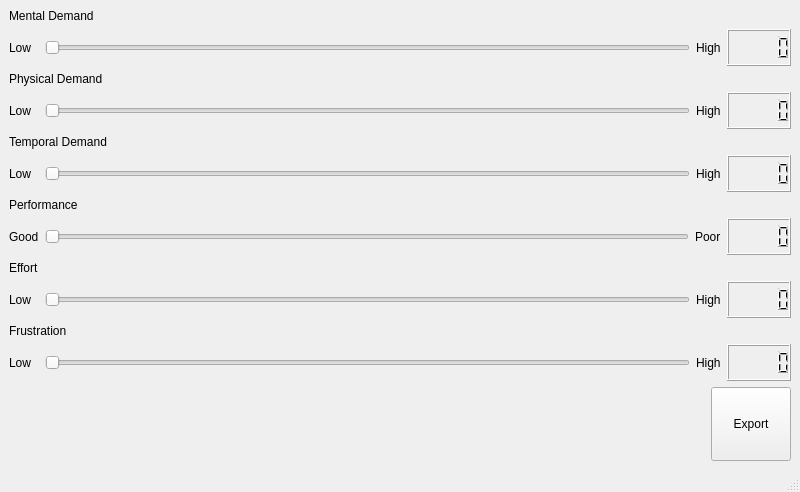
jens1906/Robotteknologi-5.-semester, file Interface TLX/P5_TLX_RATING.ui: the form before one commit.
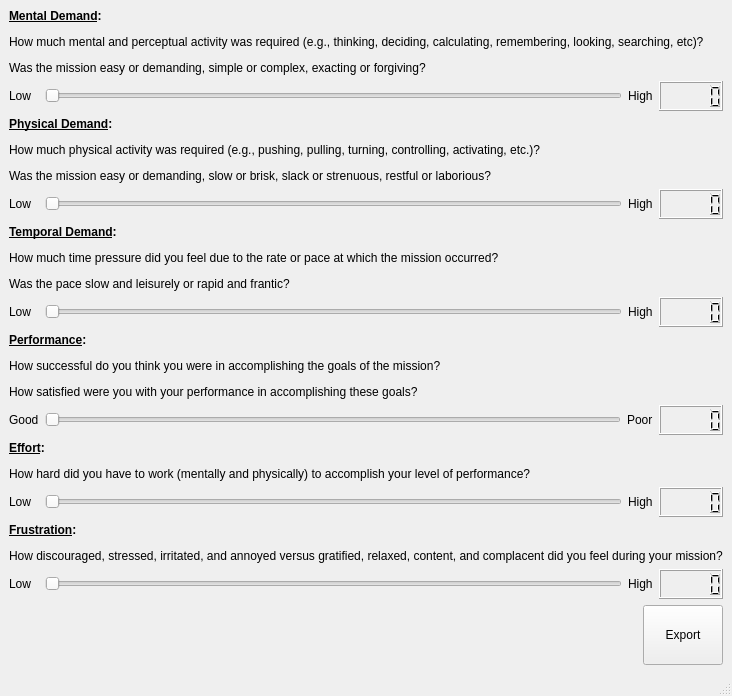
The form after the commit.

```diff
--- a/Interface TLX/P5_TLX_RATING.ui
+++ b/Interface TLX/P5_TLX_RATING.ui
@@ -6,8 +6,8 @@
    <rect>
     <x>0</x>
     <y>0</y>
-    <width>800</width>
-    <height>492</height>
+    <width>727</width>
+    <height>696</height>
    </rect>
   </property>
   <property name="windowTitle">
@@ -24,7 +24,7 @@
     <item>
      <widget class="QLabel" name="label_2">
       <property name="text">
-       <string>Mental Demand</string>
+       <string>&lt;html&gt;&lt;head/&gt;&lt;body&gt;&lt;p&gt;&lt;span style=&quot; font-weight:700; text-decoration: underline;&quot;&gt;Mental Demand&lt;/span&gt;&lt;span style=&quot; font-weight:700;&quot;&gt;:&lt;/span&gt;&lt;/p&gt;&lt;p&gt;How much mental and perceptual activity was required (e.g., thinking, deciding, calculating, remembering, looking, searching, etc)?&lt;/p&gt;&lt;p&gt;Was the mission easy or demanding, simple or complex, exacting or forgiving?&lt;/p&gt;&lt;/body&gt;&lt;/html&gt;</string>
       </property>
      </widget>
     </item>
@@ -65,7 +65,7 @@
     <item>
      <widget class="QLabel" name="label_3">
       <property name="text">
-       <string>Physical Demand</string>
+       <string>&lt;html&gt;&lt;head/&gt;&lt;body&gt;&lt;p&gt;&lt;span style=&quot; font-weight:700; text-decoration: underline;&quot;&gt;Physical Demand&lt;/span&gt;&lt;span style=&quot; font-weight:700;&quot;&gt;:&lt;/span&gt;&lt;/p&gt;&lt;p&gt;How much physical activity was required (e.g., pushing, pulling, turning, controlling, activating, etc.)?&lt;/p&gt;&lt;p&gt;Was the mission easy or demanding, slow or brisk, slack or strenuous, restful or laborious?&lt;/p&gt;&lt;/body&gt;&lt;/html&gt;</string>
       </property>
      </widget>
     </item>
@@ -106,7 +106,7 @@
     <item>
      <widget class="QLabel" name="label_4">
       <property name="text">
-       <string>Temporal Demand</string>
+       <string>&lt;html&gt;&lt;head/&gt;&lt;body&gt;&lt;p&gt;&lt;span style=&quot; font-weight:700; text-decoration: underline;&quot;&gt;Temporal Demand&lt;/span&gt;&lt;span style=&quot; font-weight:700;&quot;&gt;:&lt;/span&gt;&lt;/p&gt;&lt;p&gt;How much time pressure did you feel due to the rate or pace at which the mission occurred?&lt;/p&gt;&lt;p&gt;Was the pace slow and leisurely or rapid and frantic?&lt;/p&gt;&lt;/body&gt;&lt;/html&gt;</string>
       </property>
      </widget>
     </item>
@@ -147,7 +147,7 @@
     <item>
      <widget class="QLabel" name="label_5">
       <property name="text">
-       <string>Performance</string>
+       <string>&lt;html&gt;&lt;head/&gt;&lt;body&gt;&lt;p&gt;&lt;span style=&quot; font-weight:700; text-decoration: underline;&quot;&gt;Performance&lt;/span&gt;&lt;span style=&quot; font-weight:700;&quot;&gt;:&lt;/span&gt;&lt;/p&gt;&lt;p&gt;How successful do you think you were in accomplishing the goals of the mission?&lt;/p&gt;&lt;p&gt;How satisfied were you with your performance in accomplishing these goals?&lt;/p&gt;&lt;/body&gt;&lt;/html&gt;</string>
       </property>
      </widget>
     </item>
@@ -188,7 +188,7 @@
     <item>
      <widget class="QLabel" name="label_6">
       <property name="text">
-       <string>Effort</string>
+       <string>&lt;html&gt;&lt;head/&gt;&lt;body&gt;&lt;p&gt;&lt;span style=&quot; font-weight:700; text-decoration: underline;&quot;&gt;Effort&lt;/span&gt;&lt;span style=&quot; font-weight:700;&quot;&gt;:&lt;/span&gt;&lt;/p&gt;&lt;p&gt;How hard did you have to work (mentally and physically) to accomplish your level of performance?&lt;/p&gt;&lt;/body&gt;&lt;/html&gt;</string>
       </property>
      </widget>
     </item>
@@ -229,7 +229,7 @@
     <item>
      <widget class="QLabel" name="label_7">
       <property name="text">
-       <string>Frustration</string>
+       <string>&lt;html&gt;&lt;head/&gt;&lt;body&gt;&lt;p&gt;&lt;span style=&quot; font-weight:700; text-decoration: underline;&quot;&gt;Frustration&lt;/span&gt;&lt;span style=&quot; font-weight:700;&quot;&gt;:&lt;/span&gt;&lt;/p&gt;&lt;p&gt;How discouraged, stressed, irritated, and annoyed versus gratified, relaxed, content, and complacent did you feel during your mission?&lt;/p&gt;&lt;/body&gt;&lt;/html&gt;</string>
       </property>
      </widget>
     </item>
```
Left out of the diff: 2 changed lines with no effect on the pictures.
